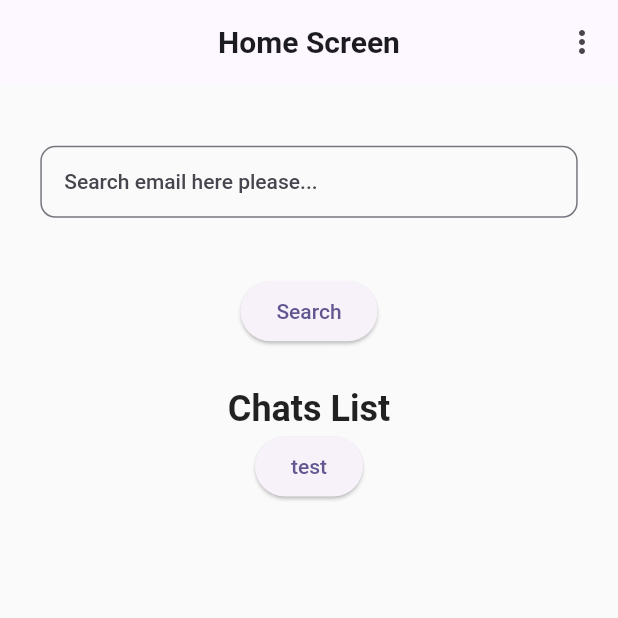
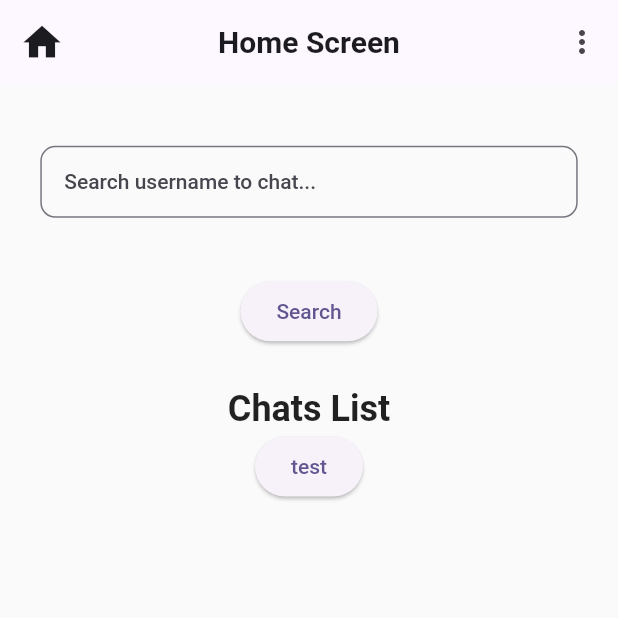
Before and after one commit to BaberHashmi512/chat_app_firebase, a Flutter app: the screen it shows once a user with an empty profile is signed in, on a phone screen of 412 x 824 dp, the top half of it. Run offline on Flutter 3.47's test engine with Material 2 defaults, Android fonts, the phone set to English and light mode, and no system bars; our stand-ins replace cloud_firestore, firebase_auth, firebase_core, firebase_messaging, firebase_storage, image_cropper and 1 more; accounts and stored records are empty.

Commit message:
Chat List remaining

```diff
--- a/lib/screens/auth.dart
+++ b/lib/screens/auth.dart
@@ -284,6 +284,8 @@ import 'package:flutter/material.dart';
 import 'package:firebase_auth/firebase_auth.dart';
 import 'dart:io';
 
+import 'package:flutter/services.dart';
+
 final _firebase = FirebaseAuth.instance;
 
 class AuthScreen extends StatefulWidget {
@@ -427,6 +429,8 @@ class _AuthScreenState extends State<AuthScreen> {
                           ),
                           if (!_isLogin)
                             TextFormField(
+                              inputFormatters: [FilteringTextInputFormatter.deny(
+                                  RegExp(r'\s')),],
                               decoration: const InputDecoration(
                                 labelText: "Username",
                               ),
--- a/lib/screens/home_screen.dart
+++ b/lib/screens/home_screen.dart
@@ -15,6 +15,7 @@ class HomeScreen extends StatefulWidget {
 
 class _HomeScreenState extends State<HomeScreen> with WidgetsBindingObserver {
   Map<String, dynamic>? userMap;
+
   bool isLoading = false;
   final TextEditingController _searchController = TextEditingController();
   final FirebaseAuth _auth = FirebaseAuth.instance;
@@ -83,7 +84,7 @@ class _HomeScreenState extends State<HomeScreen> with WidgetsBindingObserver {
 
     await fireStore
         .collection('users')
-        .where("email", isEqualTo: _searchController.text)
+        .where("username", isEqualTo: _searchController.text)
         .get()
         .then((value) {
       setState(() {
@@ -99,6 +100,9 @@ class _HomeScreenState extends State<HomeScreen> with WidgetsBindingObserver {
     final size = MediaQuery.of(context).size;
     return Scaffold(
       appBar: AppBar(
+        leading: const  Icon(Icons.home,
+          size: 30,
+        ),
         centerTitle: true,
         title: const Text(
           "Home Screen",
@@ -183,7 +187,7 @@ class _HomeScreenState extends State<HomeScreen> with WidgetsBindingObserver {
                     child: TextField(
                       controller: _searchController,
                       decoration: InputDecoration(
-                          hintText: "Search email here please...",
+                          hintText: "Search username to chat...",
                           border: OutlineInputBorder(
                             borderRadius: BorderRadius.circular(10),
                           )),
@@ -230,6 +234,7 @@ class _HomeScreenState extends State<HomeScreen> with WidgetsBindingObserver {
                         trailing: const Icon(Icons.chat),
                       )
                     : Container(
+                      alignment: Alignment.bottomCenter,
                         child: SingleChildScrollView(
                           child: Column(
                             mainAxisSize: MainAxisSize.min,
@@ -240,6 +245,47 @@ class _HomeScreenState extends State<HomeScreen> with WidgetsBindingObserver {
                                   fontWeight: FontWeight.bold,
                                   fontSize: 24,
                                 ),
+                              ),
+                              SingleChildScrollView(
+                                child: Container(
+                                alignment: Alignment.bottomCenter,
+                                child: StreamBuilder(
+                                  stream: FirebaseFirestore.instance.collection("chatroom").where(
+                                    "chats").snapshots(),
+                                  builder: (context,snapshot){
+                                    if(snapshot.connectionState == ConnectionState.active){
+                                      if(snapshot.hasData){
+                                        QuerySnapshot chatRoomSnapshot = snapshot.data as
+                                        QuerySnapshot;
+                                        return ListView.builder(
+                                          scrollDirection: Axis.vertical,
+                                          shrinkWrap: true,
+                                          itemCount: chatRoomSnapshot.docs.length,
+                                            itemBuilder: (context , index){
+                                            return ListTile(
+                                              leading: userMap!["image_url"],
+                                              title: Text(userMap!['username']),
+                                              subtitle: Text(userMap!['email']),
+                                            );
+                                            }
+                                        );
+                                      }else if(snapshot.hasError){
+                                        return Center(
+                                          child: Text(snapshot.error.toString()),
+                                        );
+                                      } else {
+                                        return const Center(
+                                          child: Text("No Chats"),
+                                        );
+                                      }
+                                    } else {
+                                      return const Center(
+                                        child: CircularProgressIndicator(),
+                                      );
+                                    }
+                                  },
+                                ),
+                              ),
                               ),
                               ElevatedButton(
                                 onPressed: getCurrentUserChats,
@@ -282,4 +328,7 @@ class _HomeScreenState extends State<HomeScreen> with WidgetsBindingObserver {
       ),
     );
   }
+  void getChatList(){
+
+  }
 }
--- a/lib/screens/profile.dart
+++ b/lib/screens/profile.dart
@@ -11,6 +11,7 @@ class ProfileScreen extends StatefulWidget {
 }
 
 class _ProfileScreenState extends State<ProfileScreen> {
+  TextEditingController _userNameController = TextEditingController();
   ImageProvider? _selectedImage;
   File? _profileImage;
   String imgPath = "";
@@ -66,21 +67,29 @@ class _ProfileScreenState extends State<ProfileScreen> {
               ),
               TextField(
                 decoration: InputDecoration(
-                    prefixIcon: const Icon(Icons.person),
-                    hintText: "Edit User Name",
-                    border: OutlineInputBorder(
-                        borderRadius: BorderRadius.circular(50))),
+                  prefixIcon: const Icon(Icons.person),
+                  hintText: "Edit User Name",
+                  border: OutlineInputBorder(
+                    borderRadius: BorderRadius.circular(50),
+                  ),
+                ),
               ),
               const SizedBox(
                 height: 40,
               ),
               ElevatedButton(
-                  onPressed: () {}, child: const Text("Edit Profile"))
+                onPressed: () {},
+                child: const Text("Edit Profile"),
+              )
             ],
           ),
         ),
       ),
     );
+  }
+  void fetchData(){
+
+
   }
 
   Future<void> getImage() async {
```
